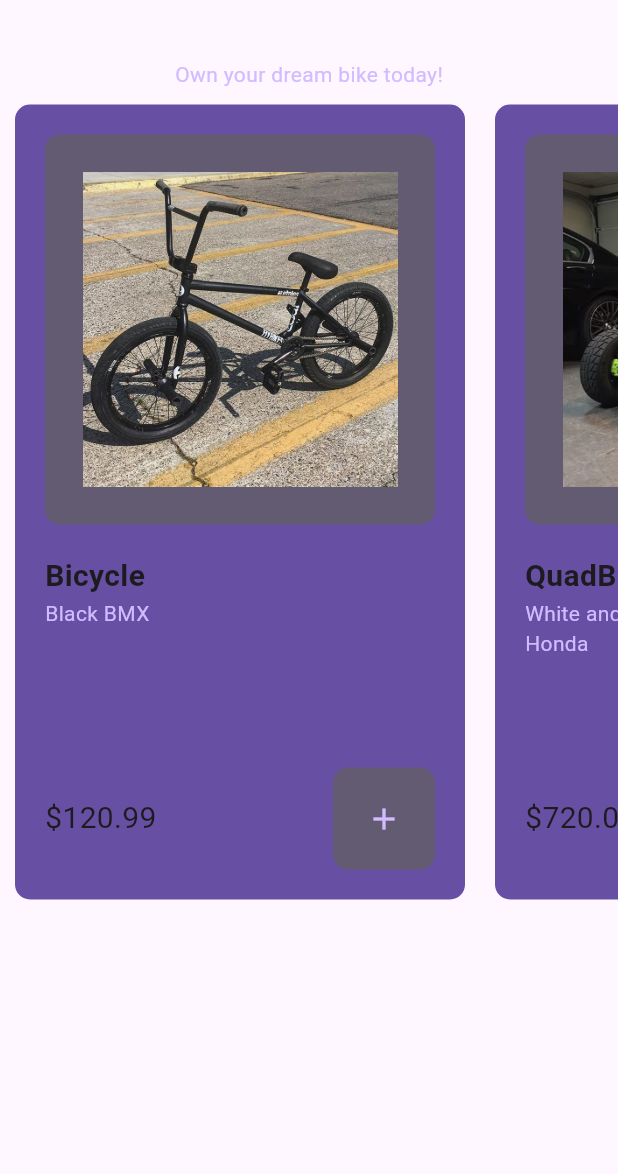
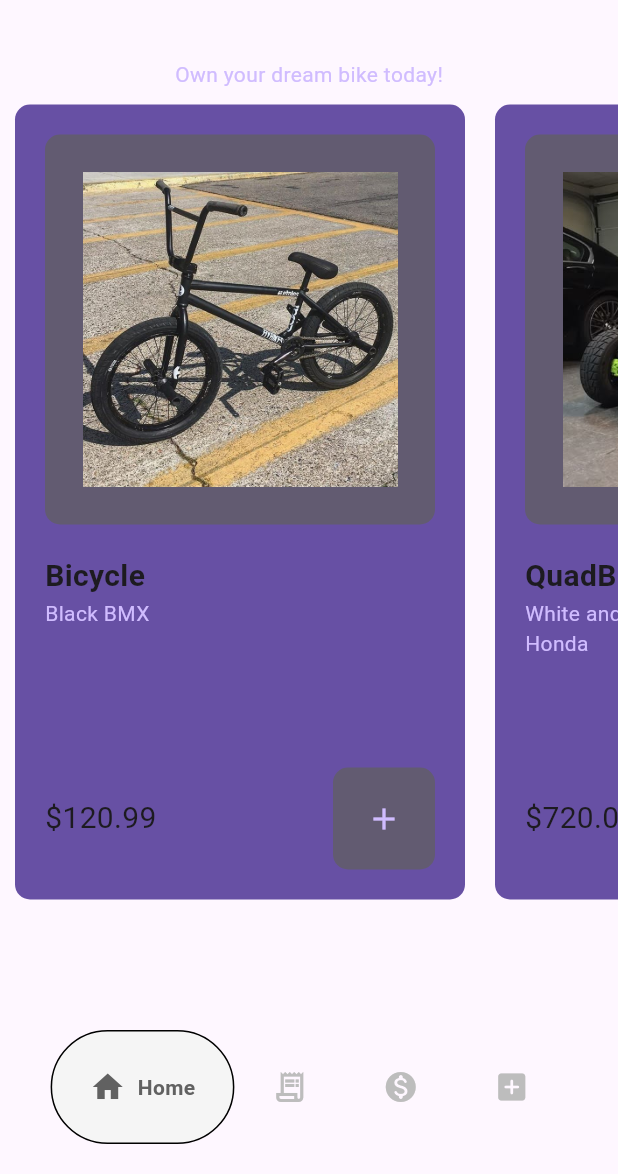
Before and after one commit to Imoite-zn/BidMartZ, a Flutter app: the screen it shows after launch, after a tap on the "arrow forward" icon, on a phone screen of 412 x 824 dp, the part 62-1236 px from its top. Run offline on Flutter 3.47's test engine with Material 3 defaults, Android fonts, the phone set to English and light mode, and no system bars; drawn by our look-alikes of google_nav_bar; our stand-ins replace google_fonts.

Commit message:
all pages

```diff
--- /dev/null
+++ b/lib/components/bottom_nav_bar.dart
@@ -0,0 +1,48 @@
+import 'package:google_nav_bar/google_nav_bar.dart';
+import 'package:flutter/material.dart';
+
+// ignore: must_be_immutable
+class MyBottomNavBar extends StatelessWidget {
+
+  void Function (int)? onTabChange;
+  MyBottomNavBar ({
+    super.key,
+    required this.onTabChange,
+  });
+
+  @override
+  Widget build(BuildContext context) {
+
+    return Container(
+      padding: EdgeInsets.symmetric(vertical: 20),
+      child: GNav(
+        color: Colors.grey[400],
+        activeColor: Colors.grey.shade700,
+        tabActiveBorder: Border.all(
+          color: Colors.black),
+        tabBackgroundColor: Colors.grey.shade100,
+        mainAxisAlignment: MainAxisAlignment.center,
+        tabBorderRadius: 40,
+        gap: 8,
+        onTabChange: (value) => onTabChange!(value),
+        tabs: const [
+          GButton(
+            icon: Icons.home,
+            text: 'Home'
+            ),
+          GButton(
+            icon: Icons.receipt_long_sharp,
+            text: 'Auctions'
+            ),
+          GButton(
+            icon: Icons.monetization_on_rounded,
+            text: 'Buy Now'),
+          GButton(
+            icon: Icons.add_box_rounded,
+            text: 'Post'),
+        ],
+        ),
+    );
+
+  }
+}
--- a/lib/main.dart
+++ b/lib/main.dart
@@ -1,7 +1,11 @@
 import 'package:ecomm_site/models/shop.dart';
+import 'package:ecomm_site/pages/buy_now_page.dart';
 import 'package:ecomm_site/pages/cart_page.dart';
 import 'package:ecomm_site/pages/exit_page.dart';
+import 'package:ecomm_site/pages/home_page.dart';
 import 'package:ecomm_site/pages/intro_page.dart';
+import 'package:ecomm_site/pages/live_auction_page.dart';
+import 'package:ecomm_site/pages/post_product_page.dart';
 import 'package:ecomm_site/pages/shop_page.dart';
 import 'package:flutter/material.dart';
 import 'package:provider/provider.dart';
@@ -24,9 +28,13 @@ class MyApp extends StatelessWidget {
       home: IntroPage(),
       routes:{
         '/intro': (context) => const IntroPage(),
+        '/home': (context) => const HomePage(),
         '/shop': (context) => const ShopPage(),
         '/cart': (context) => const CartPage(),
         '/exit': (context) => const ExitPage(),
+        '/auctions': (context) => const LiveAuctionPage(),
+        '/buy_now': (context) => const BuyNowPage(),
+        '/post_product': (context) => const PostProductPage(),
       }
     );
   }
--- /dev/null
+++ b/lib/pages/home_page.dart
@@ -0,0 +1,77 @@
+// ignore_for_file: unused_local_variable, no_leading_underscores_for_local_identifiers
+
+import 'package:ecomm_site/components/bottom_nav_bar.dart';
+import 'package:ecomm_site/components/my_drawer.dart';
+import 'package:ecomm_site/models/shop.dart';
+import 'package:ecomm_site/pages/buy_now_page.dart';
+import 'package:ecomm_site/pages/live_auction_page.dart';
+import 'package:ecomm_site/pages/post_product_page.dart';
+import 'package:ecomm_site/pages/shop_page.dart';
+import 'package:flutter/material.dart';
+import 'package:provider/provider.dart';
+
+class HomePage extends StatefulWidget {
+  const HomePage({super.key});
+
+  @override
+  State<HomePage> createState() => _HomePageState();
+}
+
+class _HomePageState extends State<HomePage> {
+   //declarations are made before the override
+   //selected index to control the bottom bar
+    int _currentIndex = 0;
+
+    //update index
+    void navigateBottomBar(int index) {
+      setState(() {
+        _currentIndex = index;
+      });
+    }
+
+    //pages to display
+    final List<Widget> _pages = [
+      const ShopPage(),
+      const LiveAuctionPage(),
+      const BuyNowPage(),
+      const PostProductPage(),
+    ];
+
+  @override
+  Widget build(BuildContext context) {
+
+    return Scaffold(
+      bottomNavigationBar: MyBottomNavBar(
+        onTabChange: (index) => navigateBottomBar(index),
+      ),
+      appBar: AppBar(
+        backgroundColor: Colors.transparent,
+        elevation:0,
+        foregroundColor: Theme.of(context).colorScheme.inversePrimary,
+        title: Padding(
+          padding: const EdgeInsets.all(10.0),
+          child: Center(
+            child: const Text(
+              'Senkee Shop',
+              style: TextStyle(
+                fontSize: 20,
+                fontWeight: FontWeight.bold),
+              )),
+        ),
+        actions: [
+          //go to cart page
+          IconButton(
+            onPressed: () => Navigator.pushNamed(context, '/cart'),
+            icon: const Icon(
+              Icons.shopping_cart_outlined,
+              size: 30,
+              )
+            ),
+        ],
+      ),
+      drawer: const MyDrawer(),
+      backgroundColor: Theme.of(context).colorScheme.surface,
+      body: _pages[_currentIndex],
+    );
+  }
+}
--- a/lib/pages/intro_page.dart
+++ b/lib/pages/intro_page.dart
@@ -48,7 +48,7 @@ class IntroPage extends StatelessWidget {
               padding: const EdgeInsets.all(20.0),
               child: MyButton(
                 onTap: () {
-                  Navigator.pushNamed(context, '/shop');
+                  Navigator.pushNamed(context, '/home');
                 },
                 child: Icon(Icons.arrow_forward)
                 ),
--- a/lib/pages/shop_page.dart
+++ b/lib/pages/shop_page.dart
@@ -1,4 +1,4 @@
-import 'package:ecomm_site/components/my_drawer.dart';
+// ignore_for_file: unused_local_variable
 import 'package:ecomm_site/components/product_tile.dart';
 import 'package:ecomm_site/models/shop.dart';
 import 'package:flutter/material.dart';
@@ -12,33 +12,8 @@ class ShopPage extends StatelessWidget {
 
     //access products in shop
     final products = context.watch<Shop>().shop;
+
     return Scaffold(
-      appBar: AppBar(
-        backgroundColor: Colors.transparent,
-        elevation:0,
-        foregroundColor: Theme.of(context).colorScheme.inversePrimary,
-        title: Padding(
-          padding: const EdgeInsets.all(10.0),
-          child: Center(
-            child: const Text(
-              'Senkee Shop',
-              style: TextStyle(
-                fontSize: 20,
-                fontWeight: FontWeight.bold),
-              )),
-        ),
-        actions: [
-          //go to cart page
-          IconButton(
-            onPressed: () => Navigator.pushNamed(context, '/cart'),
-            icon: const Icon(
-              Icons.shopping_cart_outlined,
-              size: 30,
-              )
-            ),
-        ],
-      ),
-      drawer: const MyDrawer(),
       backgroundColor: Theme.of(context).colorScheme.surface,
       body: ListView(
         children: [
@@ -70,7 +45,7 @@ class ShopPage extends StatelessWidget {
           ),
 
         ],
-      )
+      ),
     );
   }
 }
--- a/pubspec.yaml
+++ b/pubspec.yaml
@@ -36,6 +36,7 @@ dependencies:
   cupertino_icons: ^1.0.8
   google_fonts:
   provider: ^6.1.2
+  google_nav_bar:
 
 dev_dependencies:
   flutter_test:
```
Also changed, not shown: lib/pages/buy_now_page.dart (added, +10 -0 lines), lib/pages/check_out_page.dart (added, +10 -0 lines), lib/pages/live_auction_page.dart (added, +10 -0 lines), lib/pages/post_product_page.dart (added, +12 -0 lines), pubspec.lock.
